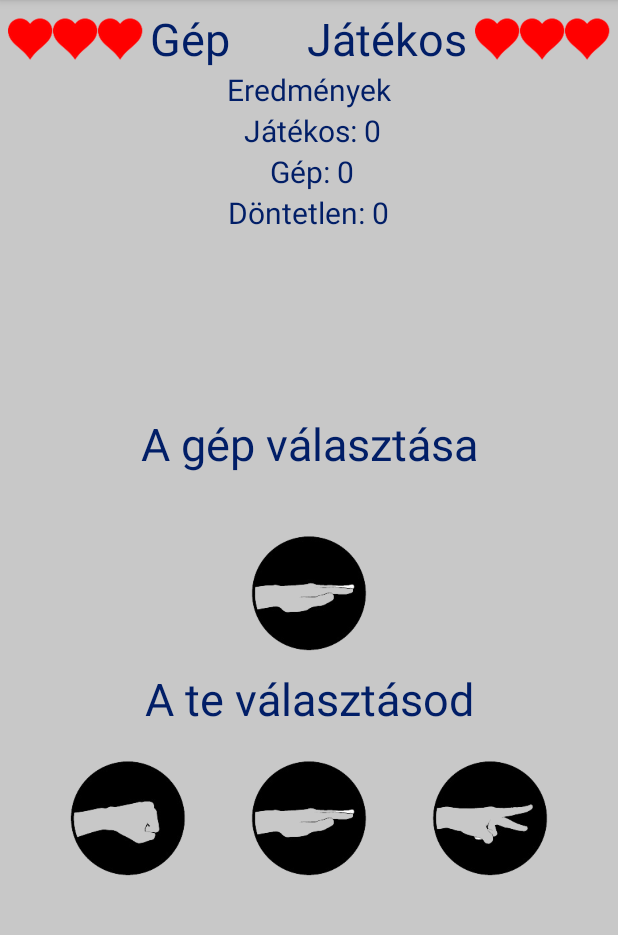
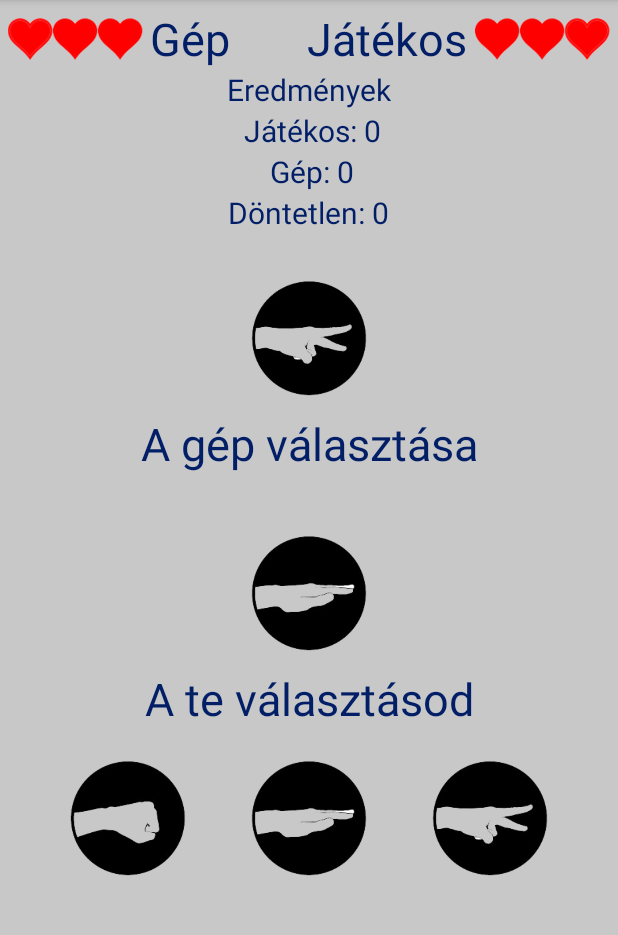
Before and after one commit to Deniel90/KoPapirOllo, an Android app: the screen it shows after launch (MainActivity), after a tap on an icon or button, on a phone screen of 412 x 824 dp, the part 84-1019 px from its top. Run offline under Robolectric (Android 15) with nearby library versions, the phone set to English and light mode, and no system bars; 1 statement that could not run was skipped; 1 other tap on this screen came first.

```diff
--- a/app/src/main/AndroidManifest.xml
+++ b/app/src/main/AndroidManifest.xml
@@ -9,7 +9,8 @@
         android:roundIcon="@mipmap/ic_launcher_round"
         android:supportsRtl="true"
         android:theme="@style/AppTheme">
-        <activity android:name=".MainActivity">
+        <activity android:name=".MainActivity"
+            android:screenOrientation="portrait">
             <intent-filter>
                 <action android:name="android.intent.action.MAIN" />
 
--- a/app/src/main/java/com/example/kopapirollo/MainActivity.java
+++ b/app/src/main/java/com/example/kopapirollo/MainActivity.java
@@ -17,7 +17,7 @@ public class MainActivity extends AppCompatActivity {
     private String playerValasztas;
     private String gepValasztas;
 
-    private int PlayerPont, GepPont, Dontetlen, JatekosPontja, GepPontja, gepszam;
+    private int PlayerPont, GepPont, Dontetlen, JatekosPontja, GepPontja, gepszam, playerElet, gepElet;
 
     @Override
     protected void onCreate(Bundle savedInstanceState)
@@ -27,6 +27,7 @@ public class MainActivity extends AppCompatActivity {
 
         init();
 
+        //kő gomb
         btn_Ko.setOnClickListener(new View.OnClickListener()
         {
             @Override
@@ -38,6 +39,7 @@ public class MainActivity extends AppCompatActivity {
             }
         });
 
+        //papír gomb
         btn_Papir.setOnClickListener(new View.OnClickListener()
         {
             @Override
@@ -49,6 +51,7 @@ public class MainActivity extends AppCompatActivity {
             }
         });
 
+        //olló gomb
         btn_Ollo.setOnClickListener(new View.OnClickListener() {
             @Override
             public void onClick(View v) {
@@ -65,32 +68,71 @@ public class MainActivity extends AppCompatActivity {
 
         switch (gepszam)
         {
-            case 1: gepValasztas = "ko"; break;
-            case 2: gepValasztas = "papir"; break;
-            case 3: gepValasztas = "ollo"; break;
+            case 1: gepValasztas = "ko";
+                img_gepchoose.setImageResource(R.drawable.rock);
+                break;
+            case 2: gepValasztas = "papir";
+                img_gepchoose.setImageResource(R.drawable.paper);
+                break;
+            case 3: gepValasztas = "ollo";
+                img_gepchoose.setImageResource(R.drawable.scissors);
+                break;
         }
 
-        //Toast.makeText(MainActivity.this, gepValasztas, Toast.LENGTH_SHORT).show();
+        //döntetlen
         if (gepValasztas == playerValasztas)
         {
             Dontetlen++;
             dontetlenek.setText(Dontetlen);
+            Toast.makeText(MainActivity.this, "Döntetlen", Toast.LENGTH_SHORT).show();
         }
+        //játékos nyert
         else if (gepValasztas == "ko" && playerValasztas == "papir" ||
                 gepValasztas == "papir" && playerValasztas == "ollo" ||
                 gepValasztas == "ollo" && playerValasztas == "ko")
         {
             JatekosPontja++;
             playerEredmeny.setText(JatekosPontja);
+            Toast.makeText(MainActivity.this, "A játékos nyert", Toast.LENGTH_SHORT).show();
+            gepElet--;
         }
+        //gép nyert
         else
         {
             GepPontja++;
             gepEredmeny.setText(GepPontja);
+            Toast.makeText(MainActivity.this, "A gép nyert", Toast.LENGTH_SHORT).show();
+            playerElet--;
         }
+
+        //életek levonása
+        switch (gepElet)
+        {
+            case 2: gepHP3.setImageResource(R.drawable.heart1); break;
+            case 1: gepHP2.setImageResource(R.drawable.heart1); break;
+            case 0: gepHP1.setImageResource(R.drawable.heart1);
+        }
+        switch (playerElet)
+        {
+            case 2: playerHP3.setImageResource(R.drawable.heart1); break;
+            case 1: playerHP2.setImageResource(R.drawable.heart1); break;
+            case 0: playerHP1.setImageResource(R.drawable.heart1);
+        }
+
+        //végső nyertes kihirdetése
+        if (gepElet == 0)
+        {
+            //AlertDialog: "Játékos nyerte a játszmát"
+        } else if (playerElet == 0)
+        {
+            //AlertDialog: "A gép nyerte a játszmát"
+        }
+
+        //AlertDialog: játszma végén új játék? Igen -> init() , nem -> bezár
     }
 
-    private void init() {
+    private void init()
+    {
         gepHP1 = findViewById(R.id.gep_HP1);
         gepHP2 = findViewById(R.id.gep_HP2);
         gepHP3 = findViewById(R.id.gep_HP3);
@@ -115,5 +157,7 @@ public class MainActivity extends AppCompatActivity {
         Dontetlen = 0;
         JatekosPontja = 0;
         GepPontja = 0;
+        playerElet = 3;
+        gepElet = 3;
     }
 }
--- a/app/src/main/res/layout/activity_main.xml
+++ b/app/src/main/res/layout/activity_main.xml
@@ -28,9 +28,8 @@
                 <ImageView
                     android:layout_width="30dp"
                     android:layout_height="30dp"
-                    android:id="@+id/gep_HP1"
+                    android:id="@+id/gep_HP3"
                     android:background="@drawable/heart2"/>
-
                 <ImageView
                     android:layout_width="30dp"
                     android:layout_height="30dp"
@@ -39,7 +38,7 @@
                 <ImageView
                     android:layout_width="30dp"
                     android:layout_height="30dp"
-                    android:id="@+id/gep_HP3"
+                    android:id="@+id/gep_HP1"
                     android:background="@drawable/heart2"/>
             </LinearLayout>
 
@@ -64,7 +63,6 @@
                     android:layout_height="30dp"
                     android:id="@+id/player_HP1"
                     android:background="@drawable/heart2"/>
-
                 <ImageView
                     android:layout_width="30dp"
                     android:layout_height="30dp"
```
